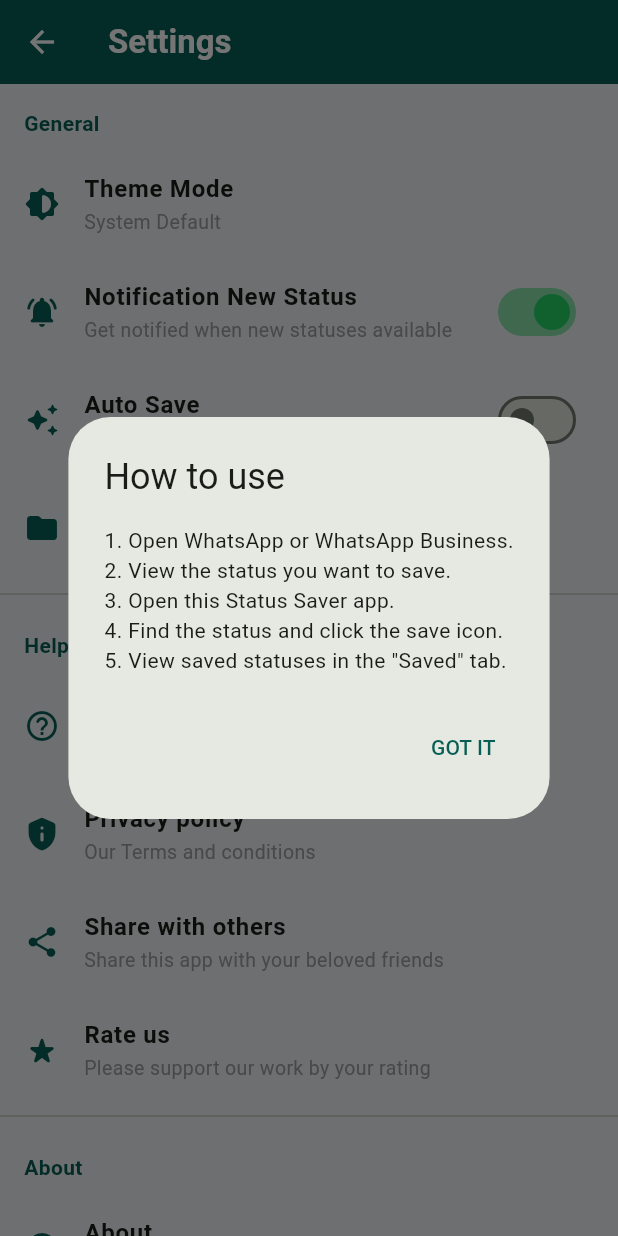
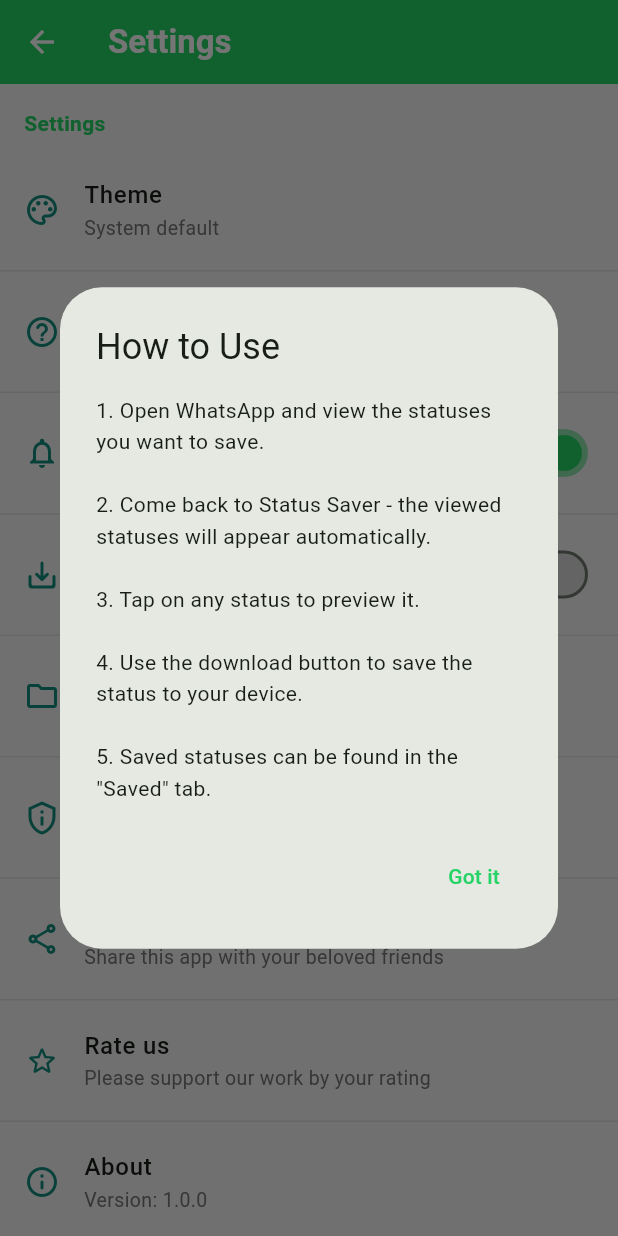
Before and after one commit to desmondknunoo/wa_status_saver, a Flutter app: the SettingsScreen screen opened directly, after a tap on "How to use", on a phone screen of 412 x 824 dp. Run offline on Flutter 3.47's test engine with Material 3 defaults, Android fonts, the phone set to English and light mode, and no system bars; our stand-ins replace device_info_plus, package_info_plus, permission_handler, photo_view, share_plus, shared_preferences and 1 more; accounts and stored records are empty.

Commit message:
feat: Implement a new WhatsApp-inspired theme, refactor settings provider logic, and update dependencies including `package_info_plus`.

```diff
--- a/lib/providers/settings_provider.dart
+++ b/lib/providers/settings_provider.dart
@@ -3,55 +3,50 @@
 
 class SettingsProvider extends ChangeNotifier {
   static const String _themeModeKey = 'theme_mode';
-  static const String _notificationsKey = 'notifications_active';
-  static const String _autoSaveKey = 'auto_save_active';
+  static const String _autoSaveKey = 'auto_save';
+  static const String _notificationsKey = 'notifications';
 
   ThemeMode _themeMode = ThemeMode.system;
-  bool _notificationsActive = true;
-  bool _autoSaveActive = false;
-  late SharedPreferences _prefs;
-  bool _isInitialized = false;
+  bool _autoSave = false;
+  bool _notifications = true;
 
   ThemeMode get themeMode => _themeMode;
-  bool get notificationsActive => _notificationsActive;
-  bool get autoSaveActive => _autoSaveActive;
-  bool get isInitialized => _isInitialized;
+  bool get autoSave => _autoSave;
+  bool get notifications => _notifications;
 
-  SettingsProvider() {
-    _loadSettings();
-  }
+  Future<void> loadSettings() async {
+    final prefs = await SharedPreferences.getInstance();
 
-  Future<void> _loadSettings() async {
-    _prefs = await SharedPreferences.getInstance();
+    final themeModeIndex = prefs.getInt(_themeModeKey) ?? 0;
+    _themeMode = ThemeMode.values[themeModeIndex];
 
-    // Load theme mode
-    final themeIndex =
-        _prefs.getInt(_themeModeKey) ?? 0; // 0: system, 1: light, 2: dark
-    _themeMode = ThemeMode.values[themeIndex];
+    _autoSave = prefs.getBool(_autoSaveKey) ?? false;
+    _notifications = prefs.getBool(_notificationsKey) ?? true;
 
-    // Load other settings
-    _notificationsActive = _prefs.getBool(_notificationsKey) ?? true;
-    _autoSaveActive = _prefs.getBool(_autoSaveKey) ?? false;
-
-    _isInitialized = true;
     notifyListeners();
   }
 
   Future<void> setThemeMode(ThemeMode mode) async {
     _themeMode = mode;
-    await _prefs.setInt(_themeModeKey, mode.index);
     notifyListeners();
+
+    final prefs = await SharedPreferences.getInstance();
+    await prefs.setInt(_themeModeKey, mode.index);
   }
 
-  Future<void> setNotificationsActive(bool value) async {
-    _notificationsActive = value;
-    await _prefs.setBool(_notificationsKey, value);
+  Future<void> setAutoSave(bool value) async {
+    _autoSave = value;
     notifyListeners();
+
+    final prefs = await SharedPreferences.getInstance();
+    await prefs.setBool(_autoSaveKey, value);
   }
 
-  Future<void> setAutoSaveActive(bool value) async {
-    _autoSaveActive = value;
-    await _prefs.setBool(_autoSaveKey, value);
+  Future<void> setNotifications(bool value) async {
+    _notifications = value;
     notifyListeners();
+
+    final prefs = await SharedPreferences.getInstance();
+    await prefs.setBool(_notificationsKey, value);
   }
 }
--- a/lib/screens/home_screen.dart
+++ b/lib/screens/home_screen.dart
@@ -117,10 +117,10 @@
               : () => provider.refreshAllStatuses(),
         ),
         IconButton(
-          icon: const Icon(Icons.settings_rounded),
+          icon: const Icon(Icons.settings_outlined),
           onPressed: () => Navigator.push(
             context,
-            MaterialPageRoute(builder: (context) => const SettingsScreen()),
+            MaterialPageRoute(builder: (_) => const SettingsScreen()),
           ),
         ),
       ],
--- a/lib/screens/settings_screen.dart
+++ b/lib/screens/settings_screen.dart
@@ -2,115 +2,152 @@
 import 'package:provider/provider.dart';
 import 'package:share_plus/share_plus.dart';
 import 'package:url_launcher/url_launcher.dart';
+import 'package:package_info_plus/package_info_plus.dart';
 import '../providers/settings_provider.dart';
 
-class SettingsScreen extends StatelessWidget {
+class SettingsScreen extends StatefulWidget {
   const SettingsScreen({super.key});
 
   @override
+  State<SettingsScreen> createState() => _SettingsScreenState();
+}
+
+class _SettingsScreenState extends State<SettingsScreen> {
+  String _appVersion = '';
+
+  @override
+  void initState() {
+    super.initState();
+    _loadAppVersion();
+  }
+
+  Future<void> _loadAppVersion() async {
+    final packageInfo = await PackageInfo.fromPlatform();
+    setState(() {
+      _appVersion = packageInfo.version;
+    });
+  }
+
+  @override
   Widget build(BuildContext context) {
+    final theme = Theme.of(context);
+    final isDark = theme.brightness == Brightness.dark;
+
     return Scaffold(
-      appBar: AppBar(title: const Text('Settings')),
+      appBar: AppBar(
+        title: const Text('Settings'),
+        leading: IconButton(
+          icon: const Icon(Icons.arrow_back),
+          onPressed: () => Navigator.pop(context),
+        ),
+      ),
       body: Consumer<SettingsProvider>(
         builder: (context, settings, _) {
           return ListView(
             children: [
-              _buildSectionHeader(context, 'General'),
-              _buildListTile(
-                context,
-                title: 'Theme Mode',
-                subtitle: _getThemeModeString(settings.themeMode),
-                icon: Icons.brightness_6_rounded,
+              // Settings Header
+              Padding(
+                padding: const EdgeInsets.fromLTRB(16, 16, 16, 8),
+                child: Text(
+                  'Settings',
+                  style: TextStyle(
+                    color: const Color(0xFF25D366),
+                    fontSize: 14,
+                    fontWeight: FontWeight.w600,
+                  ),
+                ),
+              ),
+
+              // Theme Selection
+              _buildSettingsTile(
+                icon: Icons.palette_outlined,
+                title: 'Theme',
+                subtitle: _getThemeModeText(settings.themeMode),
                 onTap: () => _showThemeDialog(context, settings),
               ),
+
+              const Divider(height: 1),
+
+              // How to use
+              _buildSettingsTile(
+                icon: Icons.help_outline_rounded,
+                title: 'How to use',
+                subtitle: 'Know how to use this app to download statuses',
+                onTap: () => _showHowToUseDialog(context),
+              ),
+
+              const Divider(height: 1),
+
+              // Notification toggle
               _buildSwitchTile(
-                context,
+                icon: Icons.notifications_outlined,
                 title: 'Notification New Status',
                 subtitle: 'Get notified when new statuses available',
-                icon: Icons.notifications_active_rounded,
-                value: settings.notificationsActive,
-                onChanged: (value) => settings.setNotificationsActive(value),
+                value: settings.notifications,
+                onChanged: (value) => settings.setNotifications(value),
               ),
+
+              const Divider(height: 1),
+
+              // Auto Save toggle
               _buildSwitchTile(
-                context,
+                icon: Icons.save_alt_rounded,
                 title: 'Auto Save',
                 subtitle: 'Automatically Save all New Statuses',
-                icon: Icons.auto_awesome_rounded,
-                value: settings.autoSaveActive,
-                onChanged: (value) => settings.setAutoSaveActive(value),
+                value: settings.autoSave,
+                onChanged: (value) => settings.setAutoSave(value),
               ),
-              _buildListTile(
-                context,
+
+              const Divider(height: 1),
+
+              // Save folder
+              _buildSettingsTile(
+                icon: Icons.folder_outlined,
                 title: 'Save Statuses in Folder',
-                subtitle: '/Internal Storage/Pictures/StatusSaver',
-                icon: Icons.folder_rounded,
-                onTap: () {
-                  // This is informative as per FileService.getSaveDirectory() logic
-                  ScaffoldMessenger.of(context).showSnackBar(
-                    const SnackBar(
-                      content: Text(
-                        'Statuses are saved in Pictures/StatusSaver',
+                subtitle: '/storage/emulated/0/Download/WAStatusSaver',
+                onTap: null,
               ),
-                    ),
-                  );
-                },
-              ),
-              const Divider(),
-              _buildSectionHeader(context, 'Help & Support'),
-              _buildListTile(
-                context,
-                title: 'How to use',
-                subtitle: 'Know how to use this app to download statuses',
-                icon: Icons.help_outline_rounded,
-                onTap: () => _showHowToUse(context),
-              ),
-              _buildListTile(
-                context,
+
+              const Divider(height: 1),
+
+              // Privacy Policy
+              _buildSettingsTile(
+                icon: Icons.privacy_tip_outlined,
                 title: 'Privacy policy',
                 subtitle: 'Our Terms and conditions',
-                icon: Icons.privacy_tip_rounded,
-                onTap: () => _launchURL('https://example.com/privacy'),
+                onTap: () => _launchUrl('https://example.com/privacy'),
               ),
-              _buildListTile(
-                context,
+
+              const Divider(height: 1),
+
+              // Share with others
+              _buildSettingsTile(
+                icon: Icons.share_outlined,
                 title: 'Share with others',
                 subtitle: 'Share this app with your beloved friends',
-                icon: Icons.share_rounded,
-                onTap: () =>
-                    Share.share('Check out this WhatsApp Status Saver app!'),
+                onTap: () => _shareApp(),
               ),
-              _buildListTile(
-                context,
+
+              const Divider(height: 1),
+
+              // Rate us
+              _buildSettingsTile(
+                icon: Icons.star_outline_rounded,
                 title: 'Rate us',
                 subtitle: 'Please support our work by your rating',
-                icon: Icons.star_rate_rounded,
-                onTap: () => _launchURL(
-                  'https://play.google.com/store/apps/details?id=com.example.wa_status_saver',
+                onTap: () => _rateApp(),
               ),
+
+              const Divider(height: 1),
+
+              // About
+              _buildSettingsTile(
+                icon: Icons.info_outline_rounded,
+                title: 'About',
+                subtitle: 'Version: $_appVersion',
+                onTap: () => _showAboutDialog(context),
               ),
-              const Divider(),
-              _buildSectionHeader(context, 'About'),
-              _buildListTile(
-                context,
-                title: 'About',
-                subtitle: 'Version: 1.0.0+1',
-                icon: Icons.info_outline_rounded,
-                onTap: () => showAboutDialog(
-                  context: context,
-                  applicationName: 'Status Saver',
-                  applicationVersion: '1.0.0+1',
-                  applicationIcon: const Icon(
-                    Icons.download_rounded,
-                    size: 48,
-                    color: Color(0xFF25D366),
-                  ),
-                  children: [
-                    const Text(
-                      'Beautifully designed WhatsApp Status Saver for your daily needs.',
-                    ),
-                  ],
-                ),
-              ),
+
               const SizedBox(height: 32),
             ],
           );
@@ -119,101 +156,72 @@
     );
   }
 
-  Widget _buildSectionHeader(BuildContext context, String title) {
-    return Padding(
-      padding: const EdgeInsets.fromLTRB(16, 16, 16, 8),
-      child: Text(
+  Widget _buildSettingsTile({
+    required IconData icon,
+    required String title,
+    required String subtitle,
+    VoidCallback? onTap,
+  }) {
+    return ListTile(
+      leading: Icon(icon, size: 24),
+      title: Text(
         title,
-        style: TextStyle(
-          color: Theme.of(context).colorScheme.primary,
-          fontWeight: FontWeight.bold,
-          fontSize: 14,
+        style: const TextStyle(fontWeight: FontWeight.w500, fontSize: 16),
       ),
+      subtitle: Text(
+        subtitle,
+        style: TextStyle(color: Colors.grey[600], fontSize: 13),
       ),
+      onTap: onTap,
+      contentPadding: const EdgeInsets.symmetric(horizontal: 16, vertical: 4),
     );
   }
 
-  Widget _buildListTile(
-    BuildContext context, {
+  Widget _buildSwitchTile({
+    required IconData icon,
     required String title,
     required String subtitle,
-    required IconData icon,
-    required VoidCallback onTap,
+    required bool value,
+    required ValueChanged<bool> onChanged,
   }) {
     return ListTile(
-      leading: Icon(icon, color: Theme.of(context).colorScheme.primary),
-      title: Text(title, style: const TextStyle(fontWeight: FontWeight.w600)),
+      leading: Icon(icon, size: 24),
+      title: Text(
+        title,
+        style: const TextStyle(fontWeight: FontWeight.w500, fontSize: 16),
+      ),
       subtitle: Text(
         subtitle,
-        style: const TextStyle(fontSize: 13, color: Colors.grey),
+        style: TextStyle(color: Colors.grey[600], fontSize: 13),
       ),
-      onTap: onTap,
+      trailing: Switch(value: value, onChanged: onChanged),
+      contentPadding: const EdgeInsets.symmetric(horizontal: 16, vertical: 4),
     );
   }
 
-  Widget _buildSwitchTile(
-    BuildContext context, {
-    required String title,
-    required String subtitle,
-    required IconData icon,
-    required bool value,
-    required ValueChanged<bool> onChanged,
-  }) {
-    return SwitchListTile(
-      secondary: Icon(icon, color: Theme.of(context).colorScheme.primary),
-      title: Text(title, style: const TextStyle(fontWeight: FontWeight.w600)),
-      subtitle: Text(
-        subtitle,
-        style: const TextStyle(fontSize: 13, color: Colors.grey),
-      ),
-      value: value,
-      onChanged: onChanged,
-      activeColor: const Color(0xFF25D366),
-    );
-  }
-
-  String _getThemeModeString(ThemeMode mode) {
+  String _getThemeModeText(ThemeMode mode) {
     switch (mode) {
+      case ThemeMode.light:
+        return 'Light';
+      case ThemeMode.dark:
+        return 'Dark';
       case ThemeMode.system:
-        return 'System Default';
-      case ThemeMode.light:
-        return 'Light Mode';
-      case ThemeMode.dark:
-        return 'Dark Mode';
+        return 'System default';
     }
   }
 
   void _showThemeDialog(BuildContext context, SettingsProvider settings) {
     showDialog(
       context: context,
-      builder: (context) => AlertDialog(
+      builder: (context) {
+        return AlertDialog(
           title: const Text('Choose Theme'),
           content: Column(
             mainAxisSize: MainAxisSize.min,
             children: [
-            _buildThemeOption(
-              context,
-              settings,
-              ThemeMode.system,
-              'System Default',
-            ),
-            _buildThemeOption(context, settings, ThemeMode.light, 'Light Mode'),
-            _buildThemeOption(context, settings, ThemeMode.dark, 'Dark Mode'),
-          ],
-        ),
-      ),
-    );
-  }
-
-  Widget _buildThemeOption(
-    BuildContext context,
-    SettingsProvider settings,
-    ThemeMode mode,
-    String label,
-  ) {
-    return RadioListTile<ThemeMode>(
-      title: Text(label),
-      value: mode,
+              RadioListTile<ThemeMode>(
+                title: const Text('Light'),
+                value: ThemeMode.light,
                 groupValue: settings.themeMode,
                 onChanged: (value) {
                   if (value != null) {
@@ -221,45 +229,126 @@
                     Navigator.pop(context);
                   }
                 },
+                activeColor: const Color(0xFF25D366),
+              ),
+              RadioListTile<ThemeMode>(
+                title: const Text('Dark'),
+                value: ThemeMode.dark,
+                groupValue: settings.themeMode,
+                onChanged: (value) {
+                  if (value != null) {
+                    settings.setThemeMode(value);
+                    Navigator.pop(context);
+                  }
+                },
+                activeColor: const Color(0xFF25D366),
+              ),
+              RadioListTile<ThemeMode>(
+                title: const Text('System default'),
+                value: ThemeMode.system,
+                groupValue: settings.themeMode,
+                onChanged: (value) {
+                  if (value != null) {
+                    settings.setThemeMode(value);
+                    Navigator.pop(context);
+                  }
+                },
+                activeColor: const Color(0xFF25D366),
+              ),
+            ],
+          ),
+        );
+      },
     );
   }
 
-  Future<void> _launchURL(String url) async {
-    final uri = Uri.parse(url);
-    try {
-      if (await canLaunchUrl(uri)) {
-        await launchUrl(uri, mode: LaunchMode.externalApplication);
-      } else {
-        throw 'Could not launch $url';
-      }
-    } catch (e) {
-      debugPrint('Error launching URL: $e');
-    }
+  void _showHowToUseDialog(BuildContext context) {
+    showDialog(
+      context: context,
+      builder: (context) {
+        return AlertDialog(
+          title: const Text('How to Use'),
+          content: const SingleChildScrollView(
+            child: Column(
+              crossAxisAlignment: CrossAxisAlignment.start,
+              mainAxisSize: MainAxisSize.min,
+              children: [
+                Text(
+                  '1. Open WhatsApp and view the statuses you want to save.\n\n'
+                  '2. Come back to Status Saver - the viewed statuses will appear automatically.\n\n'
+                  '3. Tap on any status to preview it.\n\n'
+                  '4. Use the download button to save the status to your device.\n\n'
+                  '5. Saved statuses can be found in the "Saved" tab.',
+                  style: TextStyle(fontSize: 14, height: 1.5),
+                ),
+              ],
+            ),
+          ),
+          actions: [
+            TextButton(
+              onPressed: () => Navigator.pop(context),
+              child: const Text(
+                'Got it',
+                style: TextStyle(color: Color(0xFF25D366)),
+              ),
+            ),
+          ],
+        );
+      },
+    );
   }
 
-  void _showHowToUse(BuildContext context) {
+  void _showAboutDialog(BuildContext context) {
     showDialog(
       context: context,
-      builder: (context) => AlertDialog(
-        title: const Text('How to use'),
-        content: const Column(
+      builder: (context) {
+        return AlertDialog(
+          title: const Text('About Status Saver'),
+          content: Column(
             mainAxisSize: MainAxisSize.min,
             crossAxisAlignment: CrossAxisAlignment.start,
             children: [
-            Text('1. Open WhatsApp or WhatsApp Business.'),
-            Text('2. View the status you want to save.'),
-            Text('3. Open this Status Saver app.'),
-            Text('4. Find the status and click the save icon.'),
-            Text('5. View saved statuses in the "Saved" tab.'),
+              Text('Version: $_appVersion'),
+              const SizedBox(height: 16),
+              const Text(
+                'Status Saver helps you save and share WhatsApp statuses with ease. '
+                'Simply view a status on WhatsApp, and it will appear here for you to save.',
+                style: TextStyle(fontSize: 14, height: 1.5),
+              ),
             ],
           ),
           actions: [
             TextButton(
               onPressed: () => Navigator.pop(context),
-            child: const Text('GOT IT'),
+              child: const Text(
+                'Close',
+                style: TextStyle(color: Color(0xFF25D366)),
+              ),
             ),
           ],
-      ),
+        );
+      },
     );
   }
+
+  Future<void> _launchUrl(String url) async {
+    final uri = Uri.parse(url);
+    if (await canLaunchUrl(uri)) {
+      await launchUrl(uri, mode: LaunchMode.externalApplication);
     }
+  }
+
+  void _shareApp() {
+    Share.share(
+      'Check out Status Saver - the best app to save WhatsApp statuses! '
+      'Download now: https://play.google.com/store/apps/details?id=com.example.wa_status_saver',
+      subject: 'Status Saver App',
+    );
+  }
+
+  Future<void> _rateApp() async {
+    const url =
+        'https://play.google.com/store/apps/details?id=com.example.wa_status_saver';
+    await _launchUrl(url);
+  }
+}
--- a/pubspec.yaml
+++ b/pubspec.yaml
@@ -45,8 +45,9 @@
   intl: ^0.20.2
   provider: ^6.1.5+1
   device_info_plus: ^12.3.0
-  shared_preferences: ^2.5.2
+  shared_preferences: ^2.3.3
   url_launcher: ^6.3.1
+  package_info_plus: ^8.1.2
 
 dev_dependencies:
   flutter_test:
```
Also changed, not shown: lib/main.dart (+84 -46 lines), pubspec.lock. Lines whose indentation alone changed are shown as unchanged.
